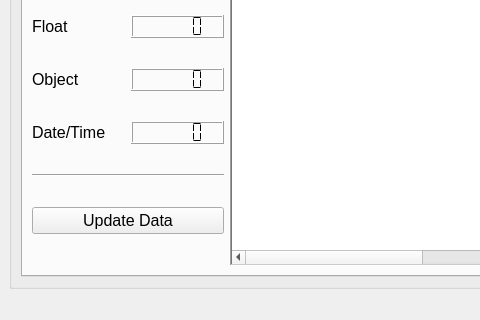
First picture: the form in src/gui.ui, repository rmill040/eda_viewer, before the edit; both pictures show x 0 to 480 and y 385 to 705 of the 1280 by 705 pixel window.
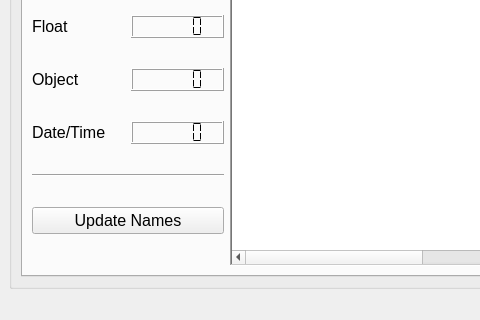
Second picture: the form after the edit. The open tabs and pages were chosen to show the change. Icons and pictures are not drawn.

Commit message: Add thread with signals/slots for reading data

The edit to the form file:
```diff
--- a/src/gui.ui
+++ b/src/gui.ui
@@ -423,7 +423,7 @@
              <item row="10" column="0" colspan="2">
               <widget class="QPushButton" name="tab1_pushButton_UpdateData">
                <property name="text">
-                <string>Update Data</string>
+                <string>Update Names</string>
                </property>
               </widget>
              </item>
```
Left out of the diff: 4 changed lines with no effect on the pictures. The commit also changes 2 other files.
